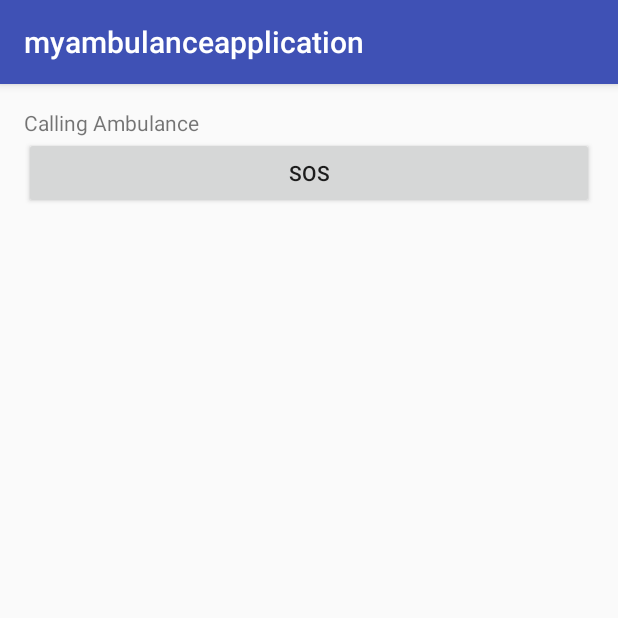
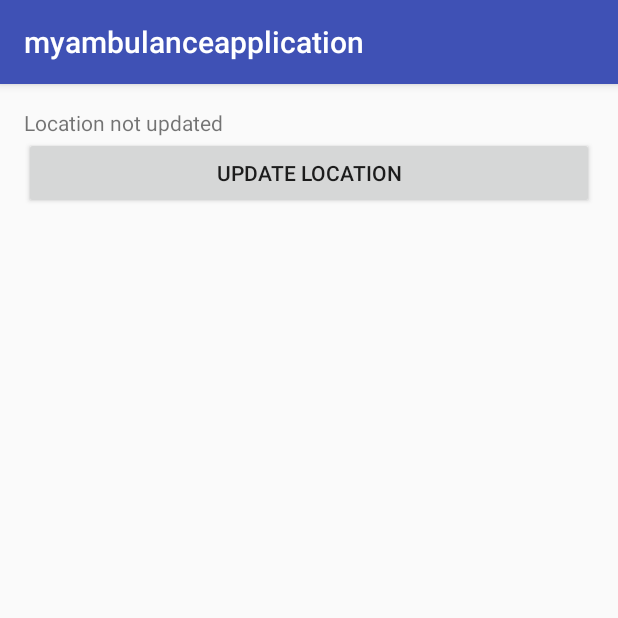
Before and after one commit to apeksha-mahale/Android, an Android app: the screen it shows after launch (MainActivity), on a phone screen of 412 x 824 dp, the top half of it. Run offline under Robolectric (Android 15) with nearby library versions, the phone set to English and light mode, and no system bars; our stand-ins replace Firebase (no records; nobody signed in at launch, a user with empty details on screens opened directly); libraries missing offline, so code that uses them is left out: android.test.mock; 1 statement that could not run was skipped.

Commit message:
third commit

```diff
--- a/app/src/main/res/layout/activity_main.xml
+++ b/app/src/main/res/layout/activity_main.xml
@@ -14,12 +14,12 @@
     <TextView
         android:layout_width="wrap_content"
         android:layout_height="wrap_content"
-        android:text="Calling Ambulance"
+        android:text="Location not updated"
         android:id="@+id/locationText" />
     <Button
         android:layout_width="match_parent"
         android:layout_height="wrap_content"
         android:id="@+id/button"
-        android:text="SOS"/>
+        android:text="Update Location"/>
 
 </LinearLayout>
--- a/build.gradle
+++ b/build.gradle
@@ -16,6 +16,9 @@ buildscript {
 allprojects {
     repositories {
         jcenter()
+        maven {
+            url "https://maven.google.com" // Google's Maven repository
+        }
     }
 }
 
```
Also changed, not shown: app/src/main/java/com/example/myambulanceapplication/MainActivity.java (+5 -4 lines), app/src/main/java/com/example/myambulanceapplication/GPSTracker.java (line endings or trailing spaces), 1 other file.
